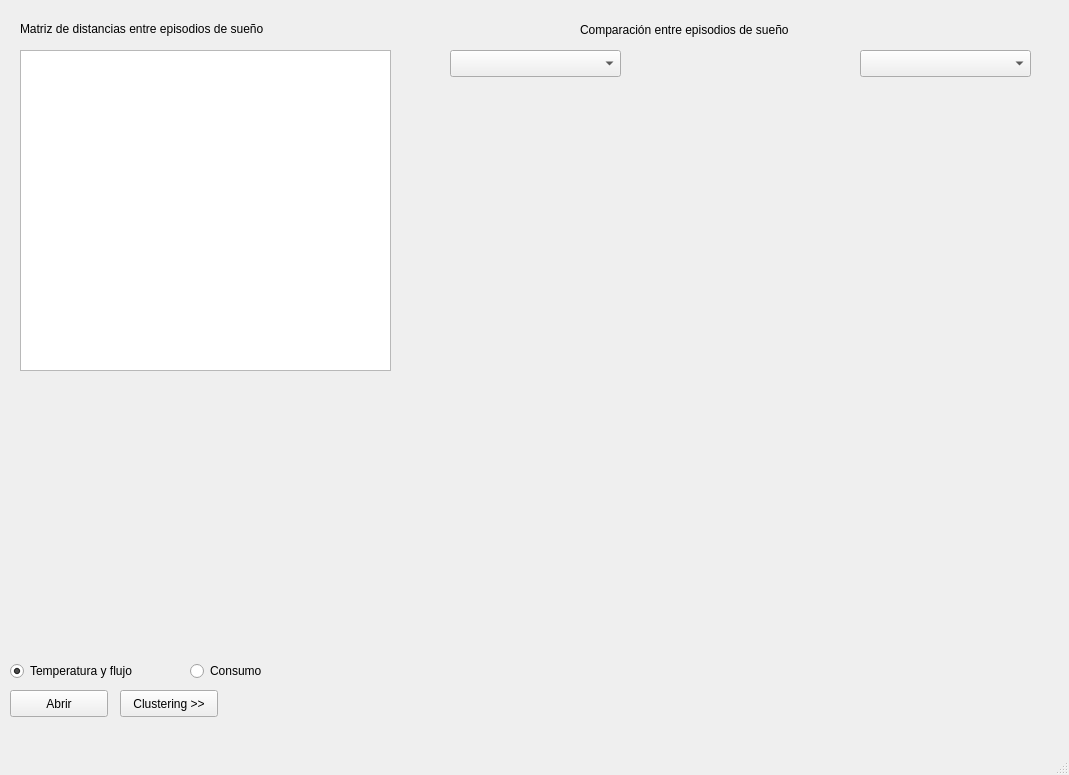
The window that estudio_flujos_app/interfaz.ui (acrsilva/Seguimiento-automatizado-de-variables-de-control) describes before a commit, drawn with Qt 5.
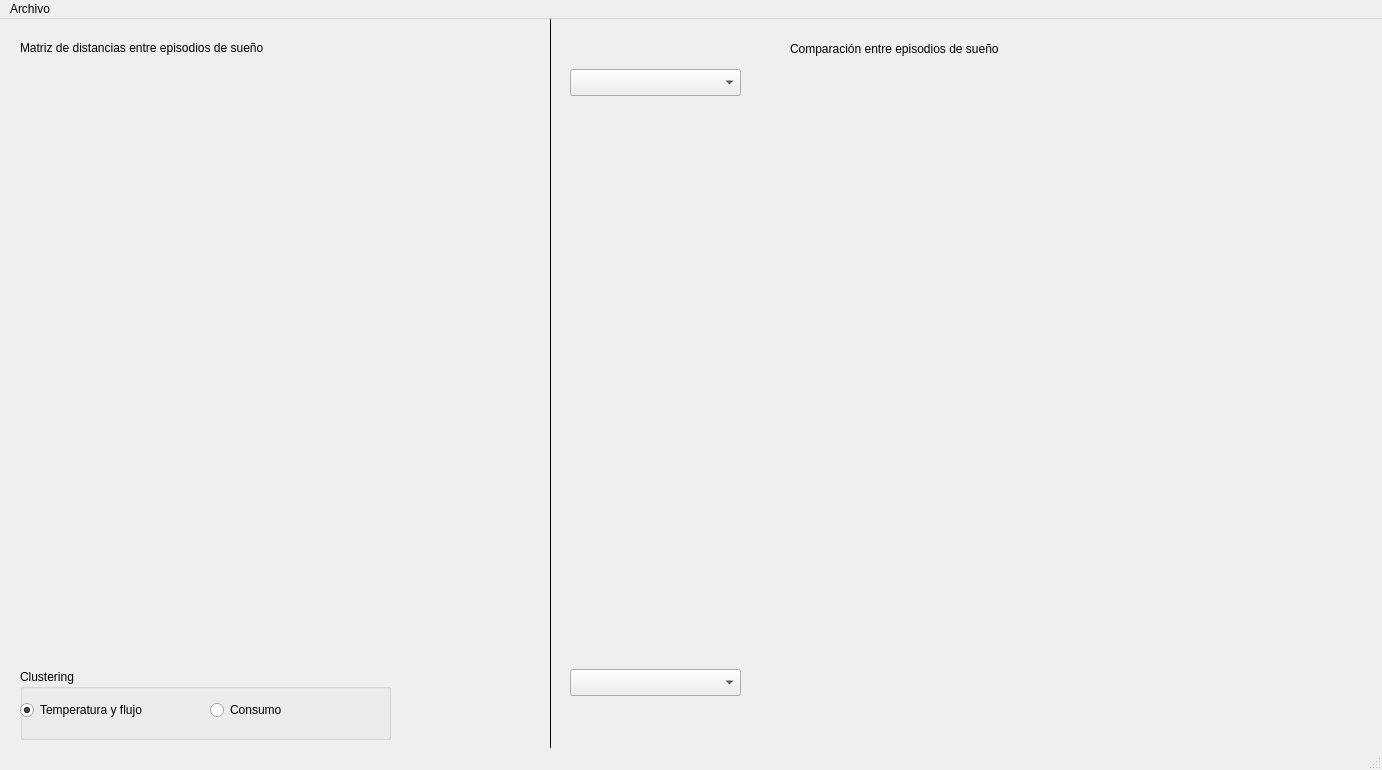
The same window after the commit. Custom widgets are drawn as their Qt base class.

Commit message: interfaz horizontal

What changed in the file:
```diff
--- a/estudio_flujos_app/interfaz.ui
+++ b/estudio_flujos_app/interfaz.ui
@@ -6,8 +6,8 @@
    <rect>
     <x>0</x>
     <y>0</y>
-    <width>1069</width>
-    <height>775</height>
+    <width>1382</width>
+    <height>770</height>
    </rect>
   </property>
   <property name="windowTitle">
@@ -17,7 +17,7 @@
    <widget class="QComboBox" name="cbx1">
     <property name="geometry">
      <rect>
-      <x>450</x>
+      <x>570</x>
       <y>50</y>
       <width>171</width>
       <height>27</height>
@@ -33,87 +33,23 @@
    <widget class="QComboBox" name="cbx2">
     <property name="geometry">
      <rect>
-      <x>860</x>
-      <y>50</y>
+      <x>570</x>
+      <y>650</y>
       <width>171</width>
       <height>27</height>
      </rect>
     </property>
    </widget>
-   <widget class="QRadioButton" name="rbTemperatura">
-    <property name="geometry">
-     <rect>
-      <x>10</x>
-      <y>660</y>
-      <width>171</width>
-      <height>22</height>
-     </rect>
-    </property>
-    <property name="text">
-     <string>Temperatura y flujo</string>
-    </property>
-    <property name="checked">
-     <bool>true</bool>
-    </property>
-   </widget>
-   <widget class="QPushButton" name="btnClustering">
-    <property name="geometry">
-     <rect>
-      <x>120</x>
-      <y>690</y>
-      <width>98</width>
-      <height>27</height>
-     </rect>
-    </property>
-    <property name="text">
-     <string>Clustering &gt;&gt;</string>
-    </property>
-   </widget>
-   <widget class="QRadioButton" name="rbConsumo">
-    <property name="geometry">
-     <rect>
-      <x>190</x>
-      <y>660</y>
-      <width>116</width>
-      <height>22</height>
-     </rect>
-    </property>
-    <property name="text">
-     <string>Consumo</string>
-    </property>
-   </widget>
-   <widget class="QPushButton" name="btnAbrir">
-    <property name="geometry">
-     <rect>
-      <x>10</x>
-      <y>690</y>
-      <width>98</width>
-      <height>27</height>
-     </rect>
-    </property>
-    <property name="text">
-     <string>Abrir</string>
-    </property>
-   </widget>
-   <widget class="QTableWidget" name="tableDistancias">
-    <property name="geometry">
-     <rect>
-      <x>20</x>
-      <y>50</y>
-      <width>371</width>
-      <height>321</height>
-     </rect>
-    </property>
-   </widget>
    <widget class="QWidget" name="wgDendograma" native="true">
     <property name="geometry">
      <rect>
       <x>20</x>
-      <y>390</y>
-      <width>371</width>
-      <height>251</height>
+      <y>350</y>
+      <width>511</width>
+      <height>291</height>
      </rect>
     </property>
+    <layout class="QGridLayout" name="dendogramLayout"/>
    </widget>
    <widget class="QLabel" name="label_3">
     <property name="geometry">
@@ -131,7 +67,7 @@
    <widget class="QLabel" name="label">
     <property name="geometry">
      <rect>
-      <x>580</x>
+      <x>790</x>
       <y>20</y>
       <width>261</width>
       <height>20</height>
@@ -144,13 +80,100 @@
    <widget class="QWidget" name="widget" native="true">
     <property name="geometry">
      <rect>
-      <x>420</x>
-      <y>90</y>
-      <width>611</width>
-      <height>551</height>
+      <x>570</x>
+      <y>80</y>
+      <width>801</width>
+      <height>251</height>
      </rect>
     </property>
-    <layout class="QHBoxLayout" name="plotLayout"/>
+    <layout class="QHBoxLayout" name="plotLayoutUp"/>
+   </widget>
+   <widget class="QGroupBox" name="groupBox">
+    <property name="geometry">
+     <rect>
+      <x>20</x>
+      <y>650</y>
+      <width>371</width>
+      <height>71</height>
+     </rect>
+    </property>
+    <property name="title">
+     <string>Clustering</string>
+    </property>
+    <widget class="QRadioButton" name="rbTemperatura">
+     <property name="geometry">
+      <rect>
+       <x>0</x>
+       <y>30</y>
+       <width>171</width>
+       <height>22</height>
+      </rect>
+     </property>
+     <property name="text">
+      <string>Temperatura y flujo</string>
+     </property>
+     <property name="checked">
+      <bool>true</bool>
+     </property>
+    </widget>
+    <widget class="QRadioButton" name="rbConsumo">
+     <property name="geometry">
+      <rect>
+       <x>190</x>
+       <y>30</y>
+       <width>116</width>
+       <height>22</height>
+      </rect>
+     </property>
+     <property name="text">
+      <string>Consumo</string>
+     </property>
+    </widget>
+   </widget>
+   <widget class="QWidget" name="wgPlotBot" native="true">
+    <property name="geometry">
+     <rect>
+      <x>570</x>
+      <y>370</y>
+      <width>801</width>
+      <height>271</height>
+     </rect>
+    </property>
+    <layout class="QHBoxLayout" name="plotLayoutBot"/>
+   </widget>
+   <widget class="KSeparator" name="kseparator">
+    <property name="geometry">
+     <rect>
+      <x>500</x>
+      <y>0</y>
+      <width>101</width>
+      <height>731</height>
+     </rect>
+    </property>
+    <property name="orientation">
+     <enum>Qt::Vertical</enum>
+    </property>
+   </widget>
+   <widget class="QWidget" name="wgDistTable" native="true">
+    <property name="geometry">
+     <rect>
+      <x>20</x>
+      <y>50</y>
+      <width>511</width>
+      <height>291</height>
+     </rect>
+    </property>
+    <layout class="QGridLayout" name="tableLayout"/>
+   </widget>
+   <widget class="KSeparator" name="kseparator_2">
+    <property name="geometry">
+     <rect>
+      <x>710</x>
+      <y>340</y>
+      <width>381</width>
+      <height>16</height>
+     </rect>
+    </property>
    </widget>
   </widget>
   <widget class="QStatusBar" name="statusbar"/>
@@ -159,12 +182,26 @@
     <rect>
      <x>0</x>
      <y>0</y>
-     <width>1069</width>
+     <width>1382</width>
      <height>25</height>
     </rect>
    </property>
+   <widget class="QMenu" name="menuAbrir">
+    <property name="title">
+     <string>Archivo</string>
+    </property>
+    <addaction name="actionAbrir"/>
+   </widget>
+   <addaction name="menuAbrir"/>
   </widget>
  </widget>
+ <customwidgets>
+  <customwidget>
+   <class>KSeparator</class>
+   <extends>QFrame</extends>
+   <header>kseparator.h</header>
+  </customwidget>
+ </customwidgets>
  <resources/>
  <connections/>
 </ui>
```
Left out of the diff: 7 changed lines with no effect on the pictures. The commit also changes 3 other files.
